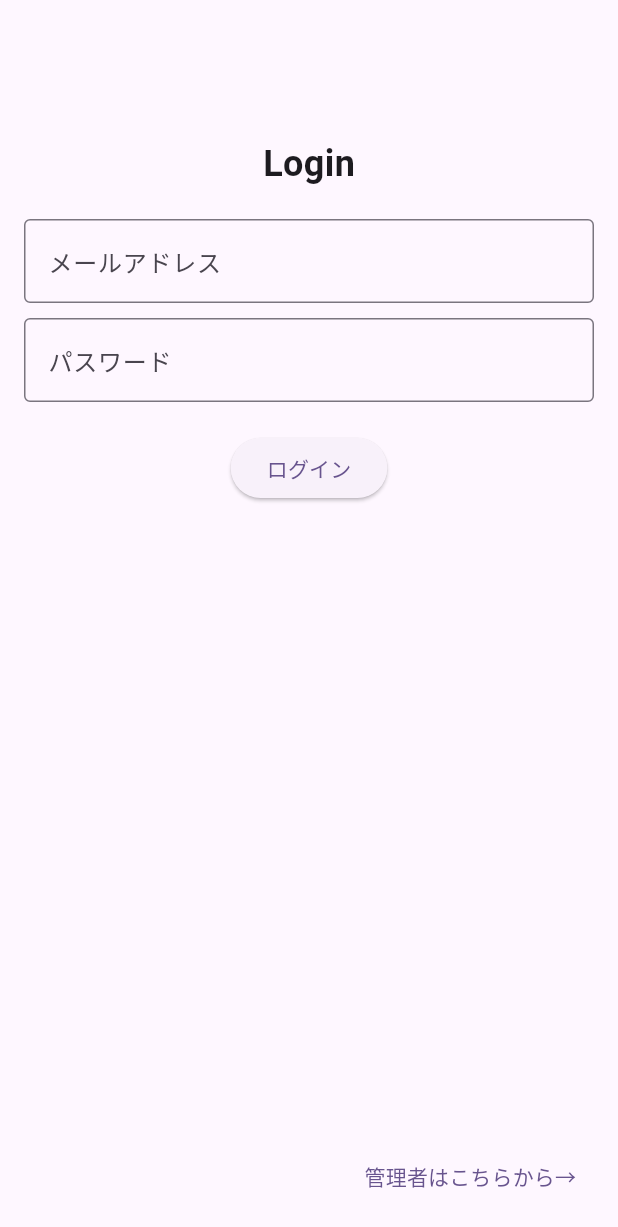
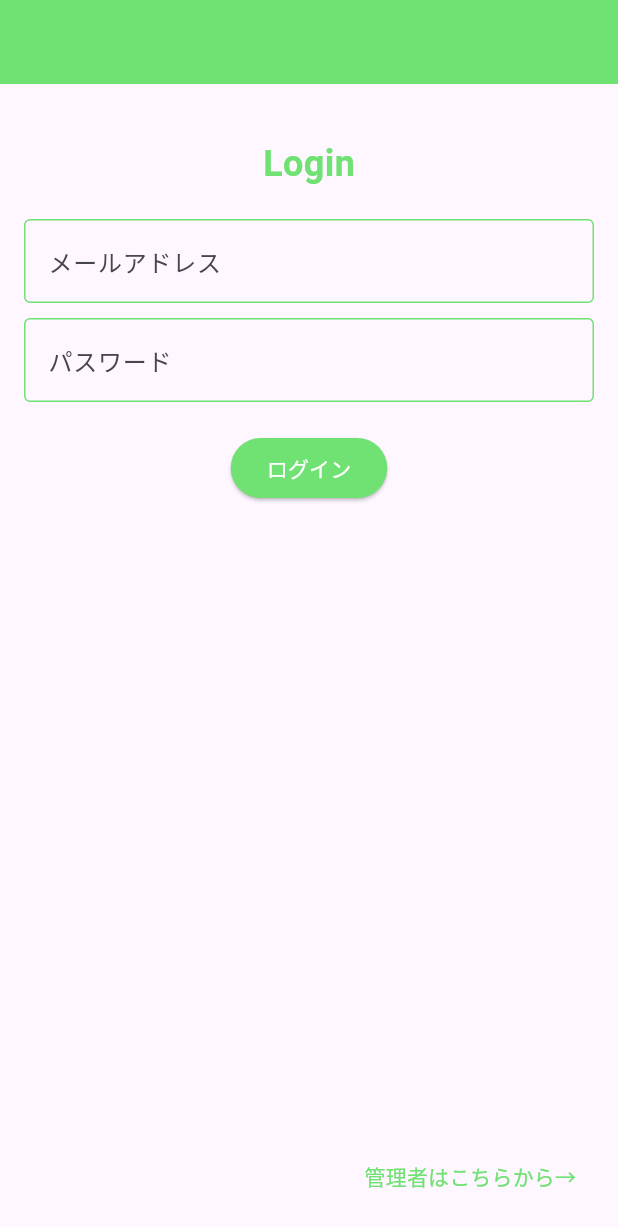
Before and after one commit to fuku-000/respon2, a Flutter app: the AyatakaPage screen opened directly, on a phone screen of 412 x 824 dp. Shown: the top 1227 px of the screen. Run offline on Flutter 3.47's test engine with Material 3 defaults, Android fonts, the phone set to English and light mode, and no system bars; our stand-ins replace shared_preferences, table_calendar; accounts and stored records are empty.

Commit message:
'色変えた'

```diff
--- a/lib/ayataka.dart
+++ b/lib/ayataka.dart
@@ -7,7 +7,8 @@ class AyatakaPage extends StatelessWidget {
   Widget build(BuildContext context) {
     return Scaffold(
       appBar: AppBar(
-        title: const Text(''), // スキャフォールドのタイトルを削除
+        backgroundColor: const Color(0xFF70E173), // AppBarの背景色を設定
+        title: const Text(''), // 元のコード通り、タイトルは空のままに
       ),
       body: Padding(
         padding: const EdgeInsets.all(16.0),
@@ -16,28 +17,52 @@ class AyatakaPage extends StatelessWidget {
             const SizedBox(height: 20),
             const Text(
               'Login',
-              style: TextStyle(fontSize: 24, fontWeight: FontWeight.bold),
+              style: TextStyle(
+                fontSize: 24,
+                fontWeight: FontWeight.bold,
+                color: Color(0xFF70E173), // テキストの色を設定
+              ),
             ),
             const SizedBox(height: 20),
             TextField(
               decoration: InputDecoration(
                 labelText: 'メールアドレス',
-                border: OutlineInputBorder(),
+                border: const OutlineInputBorder(),
+                enabledBorder: OutlineInputBorder(
+                  borderSide: const BorderSide(color: Color(0xFF70E173)), // 枠線の色
+                ),
+                focusedBorder: OutlineInputBorder(
+                  borderSide: const BorderSide(color: Color(0xFF70E173)), // 枠線の色
+                ),
               ),
             ),
             const SizedBox(height: 10),
             TextField(
               decoration: InputDecoration(
                 labelText: 'パスワード',
-                border: OutlineInputBorder(),
+                border: const OutlineInputBorder(),
+                enabledBorder: OutlineInputBorder(
+                  borderSide: const BorderSide(color: Color(0xFF70E173)), // 枠線の色
+                ),
+                focusedBorder: OutlineInputBorder(
+                  borderSide: const BorderSide(color: Color(0xFF70E173)), // 枠線の色
+                ),
               ),
             ),
             const SizedBox(height: 20),
             ElevatedButton(
+              style: ElevatedButton.styleFrom(
+                backgroundColor: const Color(0xFF70E173), // ボタンの背景色
+              ),
               onPressed: () {
                 // ログイン処理をここに実装
               },
-              child: const Text('ログイン'),
+              child: const Text(
+                'ログイン',
+                style: TextStyle(
+                  color: Colors.white, // 読みやすさのためにテキスト色は白
+                ),
+              ),
             ),
             const Spacer(),
             Align(
@@ -46,7 +71,12 @@ class AyatakaPage extends StatelessWidget {
                 onPressed: () {
                   // 管理者用のナビゲーションをここに実装
                 },
-                child: const Text('管理者はこちらから→'),
+                child: const Text(
+                  '管理者はこちらから→',
+                  style: TextStyle(
+                    color: Color(0xFF70E173), // テキストボタンの色
+                  ),
+                ),
               ),
             ),
           ],
```
